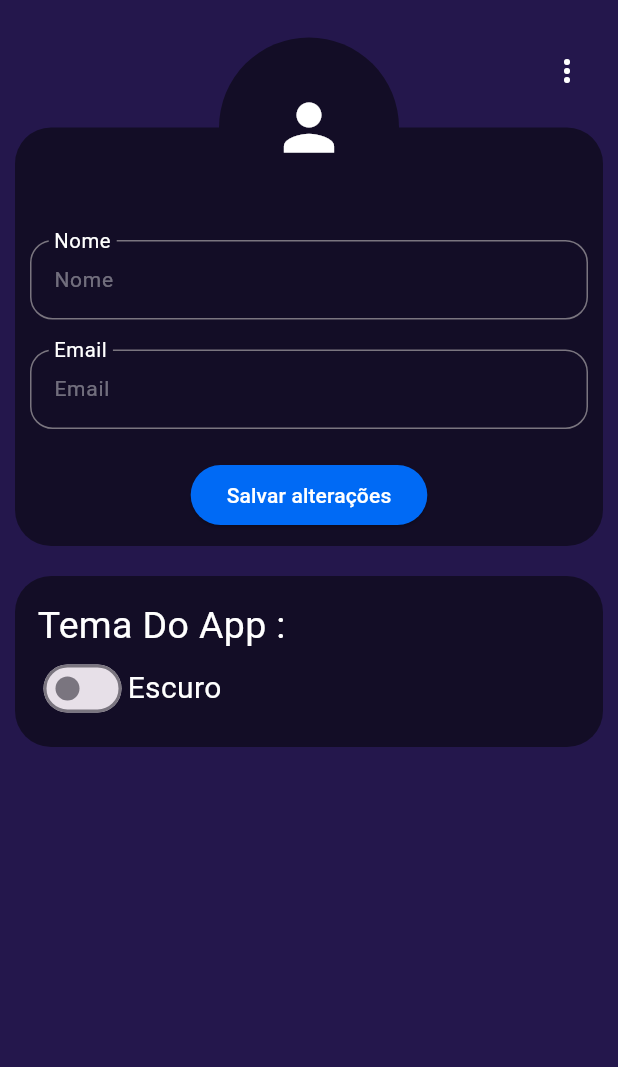
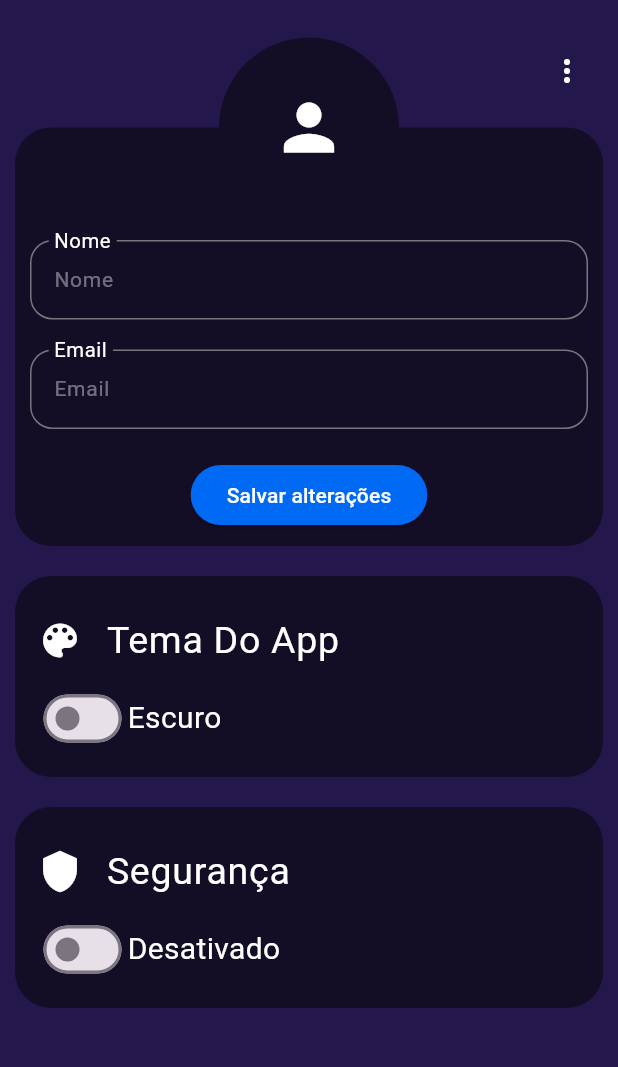
Before and after one commit to LucasMalaquias134/AgendaClienteApp, a Flutter app: the Configuracao screen opened directly, on a phone screen of 412 x 824 dp, the part 75-1142 px from its top. Run offline on Flutter 3.47's test engine with Material 3 defaults, Android fonts, the phone set to English and light mode, and no system bars; our stand-ins replace image_picker, shared_preferences; accounts and stored records are empty; Roboto replaces fonts that are missing (fredoka).

Commit message:
parte da configuracao concluida

```diff
--- /dev/null
+++ b/lib/modelo/classes/password.dart
@@ -0,0 +1,24 @@
+import 'dart:convert';
+
+class Password {
+  String? senha;
+
+  Password({required this.senha});
+
+  Map<String, dynamic> toMap() {
+    return {'senha': senha};
+  }
+
+  factory Password.fromMap(Map<String, dynamic> map) {
+    return Password(senha: map['senha']);
+  }
+
+  static String encode(List<Password> password) => json.encode(
+    password.map<Map<String, dynamic>>((p) => p.toMap()).toList(),
+  );
+
+  static List<Password> decode(String passwordsJson) =>
+      (json.decode(passwordsJson) as List<dynamic>)
+          .map<Password>((item) => Password.fromMap(item))
+          .toList();
+}
--- a/lib/modelo/singleton.dart
+++ b/lib/modelo/singleton.dart
@@ -5,8 +5,10 @@ class PrefsService {
   static final PrefsService instance = PrefsService._();
 
   int cor = 1;
+  String? senha;
 
   Future<void> init() async {
     cor = (await LocalStorageService.carregarUsuario())?.cor ?? 1;
+    senha = (await LocalStorageService.carregarSenha())?.senha;
   }
 }
--- a/lib/pages/configuracao.dart
+++ b/lib/pages/configuracao.dart
@@ -2,6 +2,7 @@ import 'package:agendacliente/ajudantes/appbargeral.dart';
 import 'package:agendacliente/ajudantes/cores.dart';
 import 'package:agendacliente/ajudantes/drawergeral.dart';
 import 'package:agendacliente/ajudantes/textfieldajudante.dart';
+import 'package:agendacliente/controle/passwordcontroller.dart';
 import 'package:agendacliente/controle/usercontroller.dart';
 import 'package:agendacliente/modelo/classes/user.dart';
 import 'package:agendacliente/modelo/local_storage_service.dart';
@@ -21,12 +22,15 @@ class Configuracao extends StatefulWidget {
 class _ConfiguracaoState extends State<Configuracao> {
   TextEditingController namecontroller = TextEditingController();
   TextEditingController emailcontroller = TextEditingController();
+  TextEditingController passwordcontroller = TextEditingController();
 
-  bool isSwitched = false;
+  bool isSwitched = (PrefsService.instance.cor == 1) ? false : true;
+  bool isSwitched2 = (PrefsService.instance.senha == null) ? false : true;
 
   User usuario = User(cor: 1);
 
   final formKey = GlobalKey<FormState>();
+  final formKey2 = GlobalKey<FormState>();
 
   bool carregando = true;
 
@@ -54,6 +58,7 @@ class _ConfiguracaoState extends State<Configuracao> {
         usuario = usuarioAchado;
         namecontroller.text = usuario.name ?? '';
         emailcontroller.text = usuario.email ?? '';
+        passwordcontroller.text = PrefsService.instance.senha ?? '';
         carregando = false;
       });
     } catch (e) {
@@ -72,11 +77,6 @@ class _ConfiguracaoState extends State<Configuracao> {
   void initState() {
     super.initState();
     carregarDados();
-    if (PrefsService.instance.cor == 1) {
-      isSwitched = false;
-    } else {
-      isSwitched = true;
-    }
   }
 
   void enviar() async {
@@ -105,6 +105,36 @@ class _ConfiguracaoState extends State<Configuracao> {
           ),
         );
       }
+    }
+  }
+
+  void enviar2() async {
+    if (formKey2.currentState!.validate()) {
+      bool resultado = await Passwordcontroller.salvarSenha(
+        passwordcontroller.text,
+      );
+      if (resultado) {
+        ScaffoldMessenger.of(context).showSnackBar(
+          SnackBar(
+            content: Text('Salvo Com sucesso'),
+            backgroundColor: Colors.green,
+          ),
+        );
+      } else {
+        ScaffoldMessenger.of(context).showSnackBar(
+          SnackBar(
+            content: Text('Algo deu errado, tente novamente'),
+            backgroundColor: Colors.red,
+          ),
+        );
+      }
+    } else {
+      ScaffoldMessenger.of(context).showSnackBar(
+        SnackBar(
+          content: Text('Preencha o campo da senha ou desative a segurança'),
+          backgroundColor: Colors.red,
+        ),
+      );
     }
   }
 
@@ -207,15 +237,6 @@ class _ConfiguracaoState extends State<Configuracao> {
                                         case '2':
                                           apagaFoto(context);
                                           break;
-                                        case '3':
-                                          bool resultado =
-                                              await LocalStorageService.apagarUsuario();
-                                          if (resultado) {
-                                            setState(() {
-                                              usuario = User(cor: 1);
-                                            });
-                                          }
-                                          break;
                                       }
                                     },
                                     itemBuilder: (BuildContext context) =>
@@ -241,23 +262,6 @@ class _ConfiguracaoState extends State<Configuracao> {
                                                   color: Colors.red,
                                                 ),
                                               ),
-                                              contentPadding: EdgeInsets.zero,
-                                            ),
-                                          ),
-                                          PopupMenuDivider(),
-                                          PopupMenuItem<String>(
-                                            value: '3',
-                                            child: ListTile(
-                                              leading: Icon(Icons.person),
-                                              title: Text('Deletar User'),
-                                              contentPadding: EdgeInsets.zero,
-                                            ),
-                                          ),
-                                          PopupMenuItem<String>(
-                                            value: '4',
-                                            child: ListTile(
-                                              leading: Icon(Icons.shield),
-                                              title: Text('Segurança'),
                                               contentPadding: EdgeInsets.zero,
                                             ),
                                           ),
@@ -352,10 +356,10 @@ class _ConfiguracaoState extends State<Configuracao> {
                             child:
                                 usuario.urlImage == null ||
                                     usuario.urlImage!.isEmpty
-                                ? const Icon(
+                                ? Icon(
                                     Icons.person,
                                     size: 50,
-                                    color: Colors.white,
+                                    color: cores['corDeTexto'],
                                   )
                                 : ClipOval(
                                     child: SizedBox(
@@ -381,11 +385,19 @@ class _ConfiguracaoState extends State<Configuracao> {
                       child: Column(
                         crossAxisAlignment: CrossAxisAlignment.start,
                         children: [
-                          Text(
-                            "Tema Do App :",
-                            style: TextStyle(
+                          ListTile(
+                            contentPadding: EdgeInsets.zero,
+                            leading: Icon(
+                              Icons.color_lens,
                               color: cores['corDeTexto'],
-                              fontSize: 25,
+                              size: 30,
+                            ),
+                            title: Text(
+                              "Tema Do App",
+                              style: TextStyle(
+                                color: cores['corDeTexto'],
+                                fontSize: 25,
+                              ),
                             ),
                           ),
                           Row(
@@ -425,6 +437,111 @@ class _ConfiguracaoState extends State<Configuracao> {
                         ],
                       ),
                     ),
+                    SizedBox(height: 20),
+                    Container(
+                      padding: EdgeInsets.all(15),
+                      decoration: BoxDecoration(
+                        color: cores['corDeFundo2'],
+                        borderRadius: BorderRadius.circular(24),
+                      ),
+                      child: Column(
+                        crossAxisAlignment: CrossAxisAlignment.start,
+                        children: [
+                          ListTile(
+                            contentPadding: EdgeInsets.zero,
+                            leading: Icon(
+                              Icons.shield,
+                              color: cores['corDeTexto'],
+                              size: 30,
+                            ),
+                            title: Text(
+                              "Segurança",
+                              style: TextStyle(
+                                color: cores['corDeTexto'],
+                                fontSize: 25,
+                              ),
+                            ),
+                          ),
+                          Row(
+                            children: [
+                              Switch(
+                                value: isSwitched2,
+                                onChanged: (bool novoValor) async {
+                                  if (novoValor == false) {
+                                    bool resultado =
+                                        await Passwordcontroller.apagaSenha();
+                                    passwordcontroller.text = '';
+                                    if (resultado == false) {
+                                      ScaffoldMessenger.of(
+                                        context,
+                                      ).showSnackBar(
+                                        SnackBar(
+                                          content: Text(
+                                            'Algo deu errado, tente novamente',
+                                          ),
+                                          backgroundColor: Colors.red,
+                                        ),
+                                      );
+                                    }
+                                  }
+                                  setState(() {
+                                    isSwitched2 = novoValor;
+                                  });
+                                },
+                                activeThumbColor: Color.fromARGB(
+                                  255,
+                                  63,
+                                  81,
+                                  181,
+                                ),
+                              ),
+                              Text(
+                                isSwitched2 ? "Ativado" : "Desativado",
+                                style: TextStyle(
+                                  color: cores['corDeTexto'],
+                                  fontSize: 20,
+                                ),
+                              ),
+                            ],
+                          ),
+                          if (isSwitched2) ...[
+                            SizedBox(height: 15),
+                            Form(
+                              key: formKey2,
+                              child: Column(
+                                crossAxisAlignment: CrossAxisAlignment.center,
+                                children: [
+                                  Textfieldajudante(
+                                    temaEscuro: (PrefsService.instance.cor == 1)
+                                        ? false
+                                        : true,
+                                    placeHolder: 'Senha',
+                                    placeHolder2: passwordcontroller.text,
+                                    eSenha: true,
+                                    controller: passwordcontroller,
+                                    validador: (p0) {
+                                      if (p0 == null || p0.trim().isEmpty) {
+                                        return 'É necessário preencher esse campo!';
+                                      }
+                                      return null;
+                                    },
+                                  ),
+                                  SizedBox(height: 15),
+                                  ElevatedButton(
+                                    style: ElevatedButton.styleFrom(
+                                      backgroundColor: cores['corDeBotao'],
+                                      foregroundColor: Colors.white,
+                                    ),
+                                    onPressed: enviar2,
+                                    child: Text('Salvar Senha'),
+                                  ),
+                                ],
+                              ),
+                            ),
+                          ],
+                        ],
+                      ),
+                    ),
                   ],
                 ),
               ),
--- a/lib/pages/home.dart
+++ b/lib/pages/home.dart
@@ -32,7 +32,7 @@ class _HomeState extends State<Home> {
         ),
       ),
       drawer: Drawergeral(),
-      appBar: Appbargeral(titulo: 'Home'),
+      appBar: Appbargeral(titulo: 'Sua Agenda'),
     );
   }
 }
```
Also changed, not shown: lib/ajudantes/drawergeral.dart (+5 -2 lines), lib/controle/passwordcontroller.dart (added, +56 -0 lines), lib/modelo/local_storage_service.dart (+30 -1 lines), lib/pages/passwordPage.dart (added, +119 -0 lines), lib/splashes/splash1.dart (+23 -6 lines).
